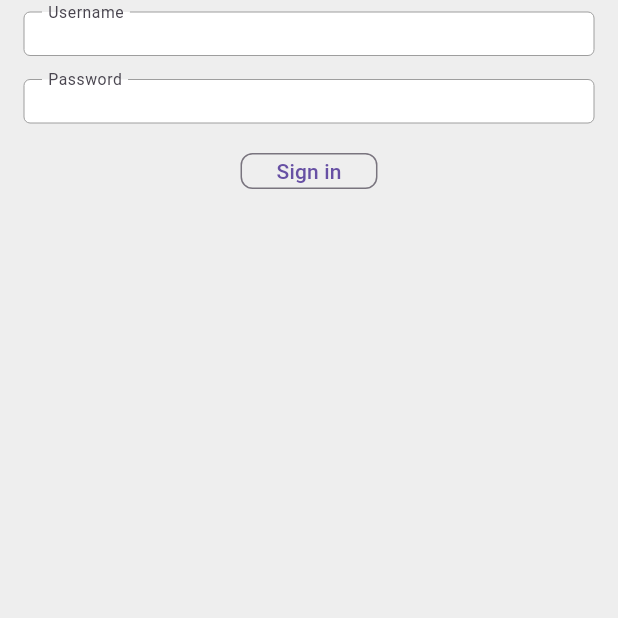
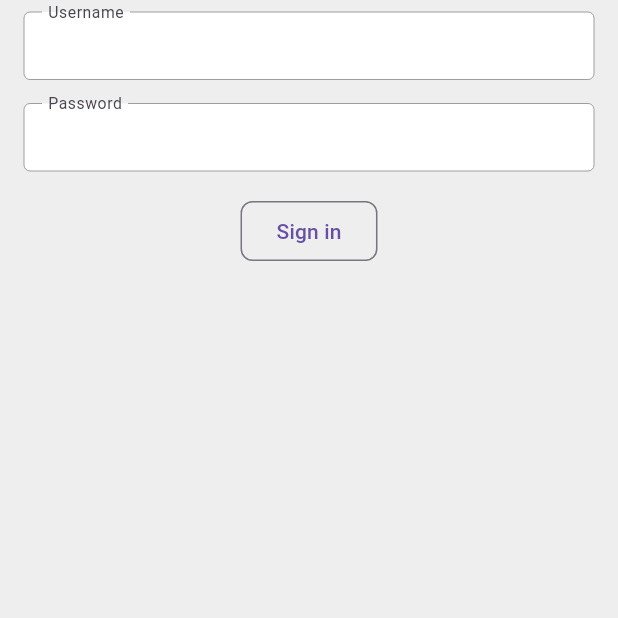
Before and after one commit to nino/timer_app, a Flutter app: the screen it shows after launch, on a phone screen of 412 x 824 dp, the top half of it. Run offline on Flutter 3.47's test engine with Material 3 defaults, Android fonts, the phone set to English and light mode, and no system bars; our stand-ins replace flutter_riverpod, riverpod_annotation, shared_preferences; generated files the repository leaves out were written again; Roboto replaces fonts that are missing (IBM Plex Sans, San Francisco).

Commit message:
Like stuff idk

```diff
--- a/lib/main.dart
+++ b/lib/main.dart
@@ -1,3 +1,5 @@
+import 'dart:io';
+
 import 'package:flutter/material.dart';
 import 'package:timer_app/dashboard.dart';
 import 'package:timer_app/login_form.dart';
@@ -14,13 +16,15 @@ class MyApp extends StatelessWidget {
 
   @override
   Widget build(BuildContext context) {
+    final isMobile = Platform.isIOS || Platform.isAndroid;
     return MaterialApp(
       title: 'Time tracking app',
       theme: ThemeData(
-        visualDensity: const VisualDensity(horizontal: -4, vertical: -4),
+        visualDensity:
+            isMobile ? null : const VisualDensity(horizontal: -4, vertical: -4),
         scaffoldBackgroundColor: const Color(0xFFEEEEEE),
         useMaterial3: true,
-        fontFamily: 'IBM Plex Sans',
+        fontFamily: 'San Francisco',
         outlinedButtonTheme: OutlinedButtonThemeData(
             style: OutlinedButton.styleFrom(
           shape: RoundedRectangleBorder(
@@ -68,10 +72,10 @@ class MyHomePage extends ConsumerWidget {
     return Scaffold(
       appBar: null,
       body: ConstrainedBox(
-      constraints: const BoxConstraints(minWidth: 200),
-      child: Center(
-        child: username == null ? const LoginForm() : const Dashboard(),
-      )),
+          constraints: const BoxConstraints(minWidth: 200),
+          child: SafeArea(
+            child: username == null ? const LoginForm() : const Dashboard(),
+          )),
     );
   }
 }
--- a/pubspec.yaml
+++ b/pubspec.yaml
@@ -36,7 +36,6 @@ dependencies:
   # Use with the CupertinoIcons class for iOS style icons.
   cupertino_icons: ^1.0.2
   stockholm: ^0.0.3
-  flutter_secure_storage: ^9.0.0
   provider: ^6.1.2
   shared_preferences: ^2.2.2
   http: ^1.2.1
```
Also changed, not shown: lib/auth.dart (+14 -0 lines), lib/dashboard.dart (+17 -1 lines), lib/toggl.dart (+9 -4 lines), lib/auth.g.dart, lib/toggl.g.dart, pubspec.lock, 12 other files.
